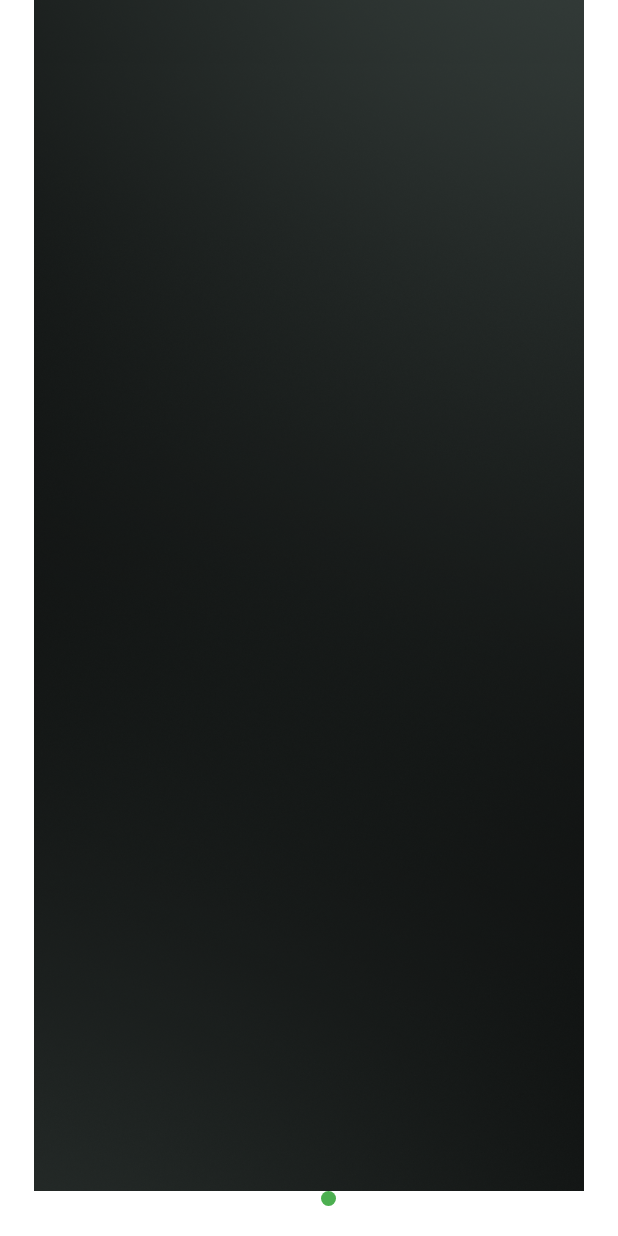
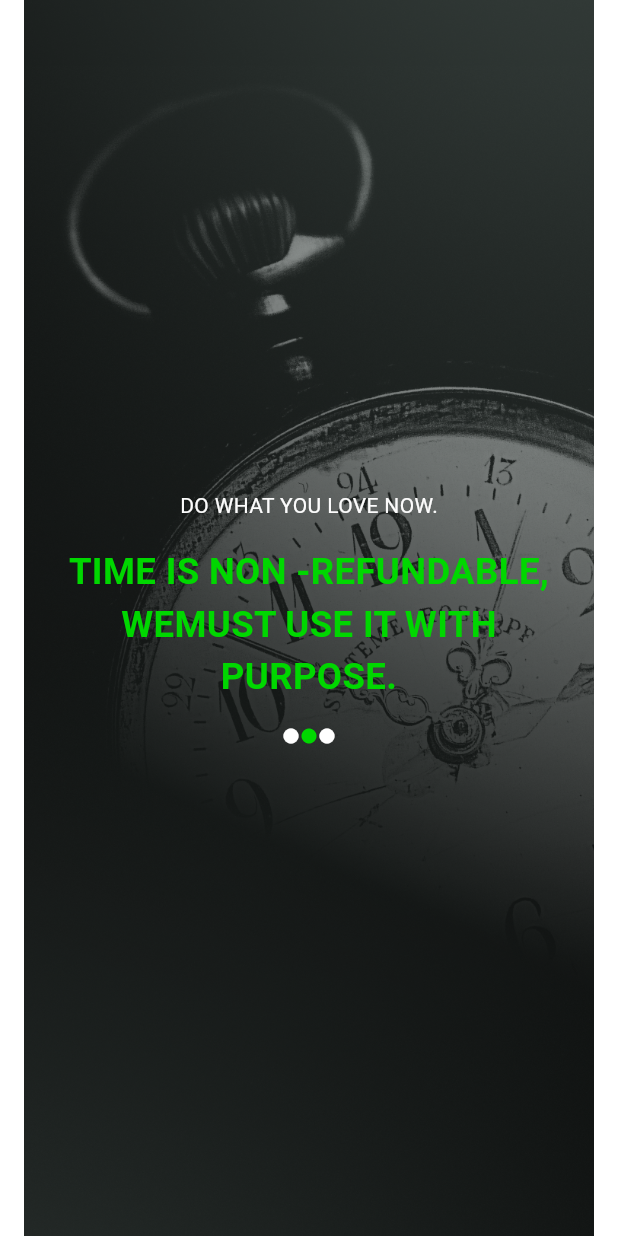
Before and after one commit to SakibvHossain/intricate, a Flutter app: the PageViewScreen screen opened directly, swiped to page 2, on a phone screen of 412 x 824 dp. Run offline on Flutter 3.47's test engine with Material 3 defaults, Android fonts, the phone set to English and light mode, and no system bars; our stand-ins replace flutter_screenutil, flutter_spinkit, flutter_svg, get, google_fonts, google_nav_bar and 5 more; accounts and stored records are empty.

Commit message:
onboarding complete

```diff
--- a/lib/feature/onboarding/data/controller/splash_controller.dart
+++ b/lib/feature/onboarding/data/controller/splash_controller.dart
@@ -3,6 +3,7 @@ import 'dart:async';
 import 'package:get/get.dart';
 import 'package:intricate1/core/helper/sheared_prefarences_helper.dart';
 import 'package:intricate1/feature/onboarding/onboarding_1/ui/screen/onboarding_1.dart';
+import 'package:intricate1/feature/onboarding/pageview/ui/screen/page_view_screen.dart';
 import 'package:intricate1/routes/app_routes.dart';
 
 class SplashController extends GetxController {
@@ -25,7 +26,7 @@ class SplashController extends GetxController {
       // } else {
       //   Get.offAllNamed(AppRoute.signIn);
       // }
-      Get.offAll(() => const Onboarding1());
+      Get.offAll(() => const PageViewScreen());
     });
   }
 
--- a/lib/feature/onboarding/onboarding_1/ui/screen/onboarding_1.dart
+++ b/lib/feature/onboarding/onboarding_1/ui/screen/onboarding_1.dart
@@ -53,11 +53,13 @@ class Onboarding1 extends StatelessWidget {
               Icon(
                 Icons.circle,
                 color: Color(0xff00D700),
+                size: 12,
               ),
-              Icon(Icons.circle, color: Colors.white),
+              Icon(Icons.circle, color: Colors.white,   size: 12,),
               Icon(
                 Icons.circle,
                 color: Colors.white,
+                size: 12,
               ),
             ],
           )
--- a/lib/feature/onboarding/onboarding_2/ui/screen/onboarding_2.dart
+++ b/lib/feature/onboarding/onboarding_2/ui/screen/onboarding_2.dart
@@ -1,4 +1,5 @@
 import 'package:flutter/material.dart';
+import 'package:flutter_screenutil/flutter_screenutil.dart';
 
 class Onboarding2 extends StatelessWidget {
   const Onboarding2({super.key});
@@ -7,17 +8,59 @@ class Onboarding2 extends StatelessWidget {
   Widget build(BuildContext context) {
     return Scaffold(
         backgroundColor: Colors.transparent,
-      body:Container(
+        body: Container(
           height: double.infinity,
           width: double.infinity,
           decoration: const BoxDecoration(
             image: DecorationImage(
-            image: AssetImage('assets/images/background.png'),
+              image: AssetImage(
+                'assets/images/onboarding_2_bg.png',
               ),
             ),
-
+          ),
+          child: Column(
+            mainAxisAlignment: MainAxisAlignment.center,
+            children: [
+              const Text(
+                'DO WHAT YOU LOVE NOW.',
+                style: TextStyle(color: Color(0xffFCFCFC)),
+              ),
+              SizedBox(
+                height: 16.h,
+              ),
+              Text(
+                'TIME IS NON -REFUNDABLE,\nWEMUST USE IT WITH\nPURPOSE.',
+                textAlign: TextAlign.center,
+                style: TextStyle(
+                    color: const Color(0xff00D700),
+                    fontSize: 24.sp,
+                    fontWeight: FontWeight.bold),
+              ),
+              SizedBox(
+                height: 16.h,
+              ),
+              Row(
+                mainAxisAlignment: MainAxisAlignment.center,
+                children: [
+                  Icon(
+                    Icons.circle,
+                    color: Colors.white,
+                    size: 12,
+                  ),
+                  Icon(
+                    Icons.circle,
+                    color: Color(0xff00D700),
+                    size: 12,
+                  ),
+                  Icon(
+                    Icons.circle,
+                    color: Colors.white,
+                    size: 12,
+                  ),
+                ],
               )
-
-    );
+            ],
+          ),
+        ));
   }
 }
--- a/lib/feature/onboarding/pageview/ui/screen/page_view_screen.dart
+++ b/lib/feature/onboarding/pageview/ui/screen/page_view_screen.dart
@@ -1,64 +1,22 @@
 import 'package:flutter/material.dart';
 import 'package:intricate1/feature/onboarding/onboarding_1/ui/screen/onboarding_1.dart';
 import 'package:intricate1/feature/onboarding/onboarding_2/ui/screen/onboarding_2.dart';
+import 'package:intricate1/feature/onboarding/onboarding_3/ui/screen/onboarding_3.dart';
 
-class PageViewScreen extends StatefulWidget {
+class PageViewScreen extends StatelessWidget {
   const PageViewScreen({super.key});
-
-  @override
-  _PageViewScreenState createState() => _PageViewScreenState();
-}
-
-class _PageViewScreenState extends State<PageViewScreen> {
-  // Create a PageController to control the PageView
-  final PageController _pageController = PageController();
-  int _currentPage = 0;
 
   @override
   Widget build(BuildContext context) {
     return Scaffold(
       backgroundColor: Colors.transparent,
-      body: Column(
-        mainAxisAlignment: MainAxisAlignment.center,
+      body: PageView(
         children: [
-          // PageView
-          Expanded(
-            child: PageView(
-              controller: _pageController,
-              children: [Onboarding1(), Onboarding2()],
-              onPageChanged: (index) {
-                setState(() {
-                  _currentPage = index;
-                });
-              },
-            ),
-          ),
-          // Page Indicator
-          Padding(
-            padding: const EdgeInsets.only(bottom: 20.0),
-            child: Row(
-              mainAxisAlignment: MainAxisAlignment.center,
-              children: [
-                _buildDot(0),
-                _buildDot(1),
-              ],
-            ),
-          ),
+          Onboarding1(),
+          Onboarding2(),
+          Onboarding3(),
         ],
       ),
     );
   }
-
-  // Widget to build a dot indicator for the page
-  Widget _buildDot(int index) {
-    return Container(
-      margin: const EdgeInsets.symmetric(horizontal: 8.0),
-      width: 10.0,
-      height: 10.0,
-      decoration: BoxDecoration(
-        color: _currentPage == index ? Colors.green : Colors.white,
-        shape: BoxShape.circle,
-      ),
-    );
-  }
 }
```
Also changed, not shown: lib/feature/onboarding/onboarding_3/ui/screen/onboarding_3.dart (added, +57 -0 lines), assets/images/onboarding_2_bg.png (added), assets/images/onboarding_3_bg.png (added). Lines whose indentation alone changed are shown as unchanged.
